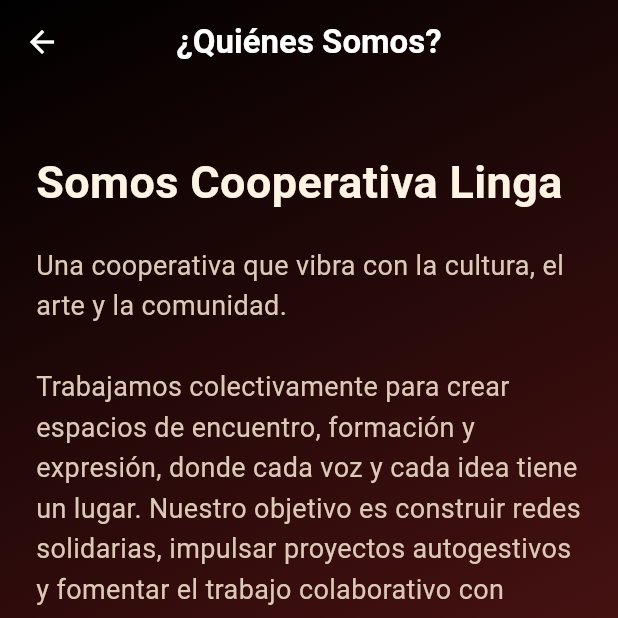
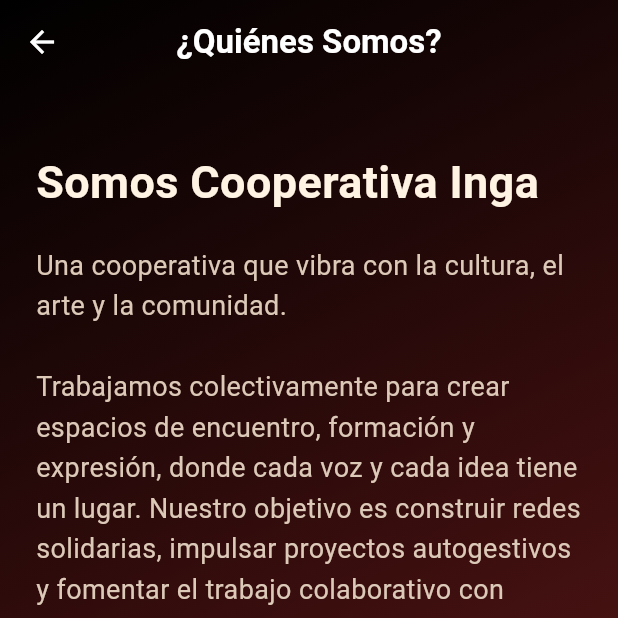
Before and after one commit to JiDomusic/puntorojo, a Flutter app: the QuienesSomos screen opened directly, on a phone screen of 412 x 824 dp, the top half of it. Run offline on Flutter 3.47's test engine with Material 3 defaults, Android fonts, the phone set to English and light mode, and no system bars; drawn by our look-alikes of flutter_animate; our stand-ins replace cloud_firestore, firebase_auth, firebase_core, font_awesome_flutter, google_maps_flutter, video_player and 1 more; accounts and stored records are empty.

Commit message:
secciones  con arreglos bla blboea INGA

```diff
--- a/lib/sections/quienes_somos.dart
+++ b/lib/sections/quienes_somos.dart
@@ -41,7 +41,7 @@ class QuienesSomos extends StatelessWidget {
               children: [
                 // Título cálido y elegante
                 Text(
-                  'Somos Cooperativa Linga',
+                  'Somos Cooperativa Inga',
                   style: const TextStyle(
                     fontSize: 30,
                     fontWeight: FontWeight.bold,
```
Also changed, not shown: 1 other file.
